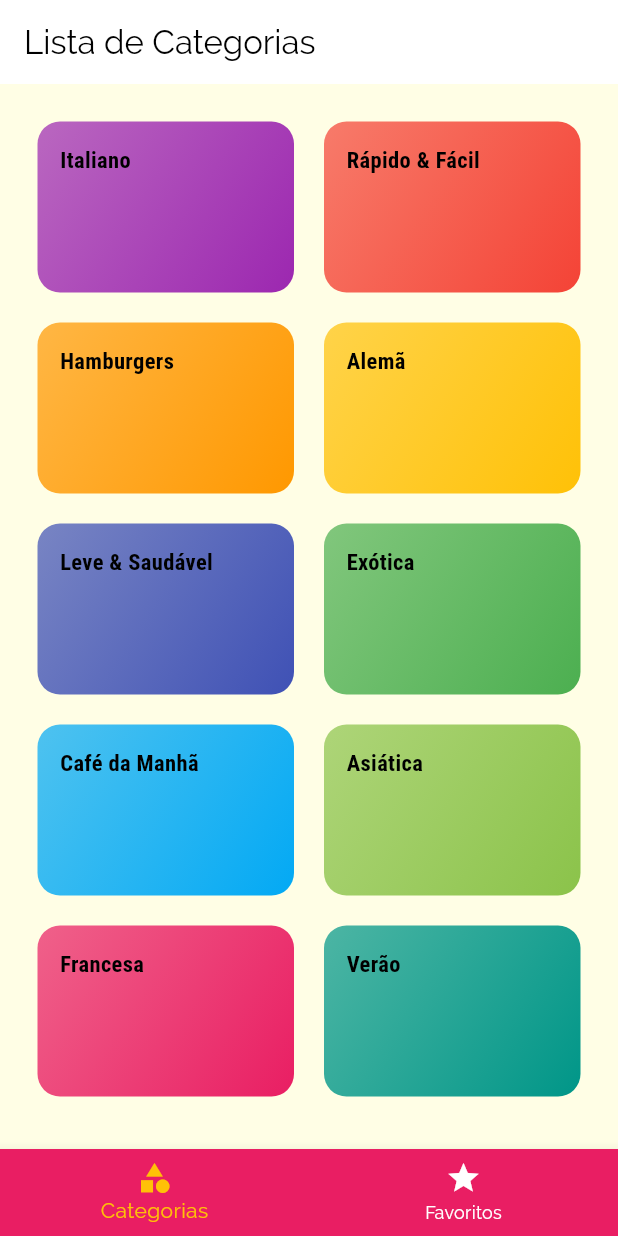
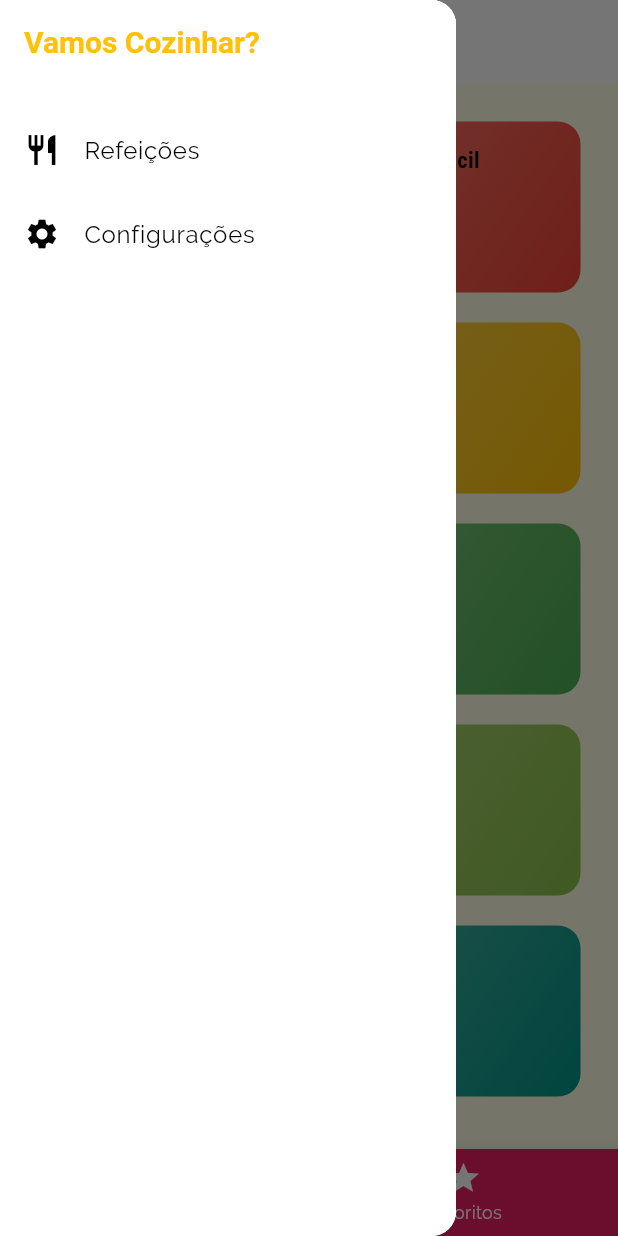
Before and after one commit to LeonardoVechieti/meals, a Flutter app: the screen it shows after launch, with the side drawer open (before the commit the screen has no drawer), on a phone screen of 412 x 824 dp. Run offline on Flutter 3.47's test engine with Material 3 defaults, Android fonts, the phone set to English and light mode, and no system bars.

Commit message:
Feat | Tela de configurações

```diff
--- /dev/null
+++ b/lib/components/main_drawer.dart
@@ -0,0 +1,42 @@
+import 'package:flutter/material.dart';
+import 'package:flutter/widgets.dart';
+import 'package:meals/utils/app_routes.dart';
+
+class MainDrawer extends StatelessWidget {
+  const MainDrawer({super.key});
+
+  _createDrawerItem(IconData icon, String label, Function onTap) {
+    return ListTile(
+      leading: Icon(icon),
+      title: Text(label),
+      onTap: onTap as void Function()?,
+    );
+  }
+
+  @override
+  Widget build(BuildContext context) {
+    return Drawer(
+      child: Container(
+
+        child: Column(children: [
+          AppBar(
+            title: Text("Vamos Cozinhar?"),
+            automaticallyImplyLeading: false,
+            titleTextStyle: TextStyle(
+              color: Theme.of(context).colorScheme.secondary,
+              fontSize: 20,
+              fontWeight: FontWeight.bold,
+            ),
+          ),
+          Divider(),
+          _createDrawerItem(Icons.restaurant, "Refeições", () {
+            Navigator.of(context).pushReplacementNamed(AppRoutes.HOME);
+          }),
+          _createDrawerItem(Icons.settings, "Configurações", () {
+            Navigator.of(context).pushReplacementNamed(AppRoutes.SETTINGS);
+          }),
+        ],),
+      )
+    );
+  }
+}
--- a/lib/main.dart
+++ b/lib/main.dart
@@ -3,6 +3,8 @@ import 'package:meals/screens/categories_screen.dart';
 import 'package:meals/screens/categories_meals_screen.dart';
 import 'package:meals/screens/favorite_screen.dart';
 import 'package:meals/screens/meal_detail_screen.dart';
+import 'package:meals/screens/page_unavailable.dart';
+import 'package:meals/screens/settings_screen.dart';
 import 'package:meals/screens/tabs_screen.dart';
 import 'package:meals/utils/app_routes.dart';
 
@@ -24,6 +26,7 @@ class MyApp extends StatelessWidget {
         AppRoutes.HOME: (ctx) => TabsScreen(),
         AppRoutes.CATEGORIES_MEALS: (ctx) => CategoriesMealsScreen(),
         AppRoutes.MEAL_DETAIL: (ctx) => MealDetailScreen(),
+        AppRoutes.SETTINGS: (ctx) => const SettingsScreen(),
       },
       // onGenerateRoute: (settings) {
       //   if (settings.name == '/alguma-coisa') {
@@ -41,7 +44,7 @@ class MyApp extends StatelessWidget {
       onUnknownRoute: (settings) {
         return MaterialPageRoute(
           builder: (_) {
-            return CategoriesScreen(); // Página padrão que poderia ser um 404
+            return const PageUnavailable(); // Página padrão que poderia ser um 404
           },
         );
       },
--- a/lib/screens/tabs_screen.dart
+++ b/lib/screens/tabs_screen.dart
@@ -1,4 +1,5 @@
 import 'package:flutter/material.dart';
+import 'package:meals/components/main_drawer.dart';
 import 'package:meals/screens/categories_screen.dart';
 import 'package:meals/screens/favorite_screen.dart';
 
@@ -34,6 +35,9 @@ class _TabsScreenState extends State<TabsScreen> {
       appBar: AppBar(
         title: Text(_screens[selectedScreenIndex]["title"] as String),
       ),
+      drawer: Drawer(
+        child: MainDrawer()
+      ),
       body: _screens[selectedScreenIndex]["screen"] as Widget,
       bottomNavigationBar: BottomNavigationBar(
         onTap: _selectScreen,
--- a/lib/utils/app_routes.dart
+++ b/lib/utils/app_routes.dart
@@ -2,4 +2,5 @@ class AppRoutes {
   static const HOME = '/';
   static const CATEGORIES_MEALS = '/categories-meals';
   static const MEAL_DETAIL = '/meal-detail';
+  static const SETTINGS = '/settings';
 }
```
Also changed, not shown: lib/screens/page_unavailable.dart (added, +31 -0 lines), lib/screens/settings_screen.dart (added, +19 -0 lines).
